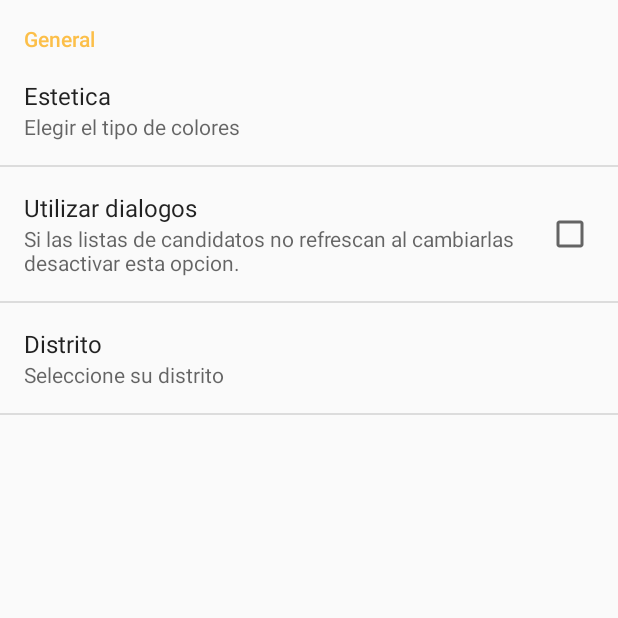
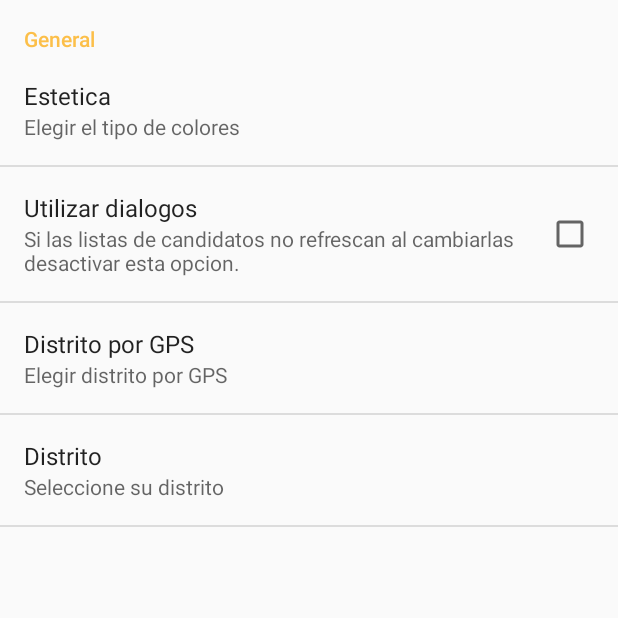
Before and after one commit to envido32/AppSaenzPena, an Android app: the fragment ConfigurationFragment shown on its own in the app's theme, on a phone screen of 412 x 824 dp, the top half of it. Run offline under Robolectric (Android 15) with nearby library versions, the phone set to English and light mode, and no system bars.

Commit message:
Open Activity from Preferences

```diff
--- a/app/build.gradle
+++ b/app/build.gradle
@@ -24,14 +24,15 @@ dependencies {
     androidTestCompile('com.android.support.test.espresso:espresso-core:2.2.2', {
         exclude group: 'com.android.support', module: 'support-annotations'
     })
+
     compile 'com.android.support:appcompat-v7:26.+'
     compile 'com.android.support.constraint:constraint-layout:1.0.2'
     compile 'com.android.support:percent:26.+'
-    compile 'com.android.support:recyclerview-v7:+'
+    compile 'com.android.support:recyclerview-v7:26.0.0-alpha1'
     compile 'com.journeyapps:zxing-android-embedded:3.4.0'
-
     testCompile 'junit:junit:4.12'
 }
+
 
 repositories {
 
--- a/app/src/main/AndroidManifest.xml
+++ b/app/src/main/AndroidManifest.xml
@@ -25,7 +25,8 @@
         <activity android:name=".NewCandidatoActivity" />
         <activity android:name=".DeleteCandidatoActivity" />
         <activity android:name=".PadronActivity" />
-        <activity android:name=".EscrutineoActivity"></activity>
+        <activity android:name=".EscrutineoActivity" />
+        <activity android:name=".DistritoActivity"></activity>
     </application>
 
 </manifest>
--- a/app/src/main/java/com/electiva/envido32/appsaenzpena/SettingsActivity.java
+++ b/app/src/main/java/com/electiva/envido32/appsaenzpena/SettingsActivity.java
@@ -1,5 +1,7 @@
 package com.electiva.envido32.appsaenzpena;
 
+import android.content.Intent;
+import android.preference.Preference;
 import android.support.v7.app.AppCompatActivity;
 import android.os.Bundle;
 
--- a/app/src/main/res/xml/settings.xml
+++ b/app/src/main/res/xml/settings.xml
@@ -15,6 +15,16 @@
                 android:title="Utilizar dialogos"
                 android:summary="Si las listas de candidatos no refrescan al cambiarlas desactivar esta opcion." />
 
+            <Preference
+                android:key="opcGPS"
+                android:summary="Elegir distrito por GPS"
+                android:title="Distrito por GPS" >
+                <intent android:targetClass="com.electiva.envido32.appsaenzpena.DistritoActivity"
+                    android:targetPackage="com.electiva.envido32.appsaenzpena">
+                    <extra android:name="EXTRA_KEY" android:value="yourValue" />
+                </intent>
+            </Preference>
+
             <ListPreference
                 android:key="opcDistrito"
                 android:title="Distrito"
@@ -22,5 +32,6 @@
                 android:dialogTitle="Seleccione su distrito"
                 android:entries="@array/list_titles_distritos"
                 android:entryValues="@array/list_values_distritos" />
+
         </PreferenceCategory>
 </PreferenceScreen>
```
Also changed, not shown: app/src/main/java/com/electiva/envido32/appsaenzpena/DistritoActivity.java (added, +13 -0 lines), app/src/main/res/layout/activity_distrito.xml (added, +34 -0 lines).
